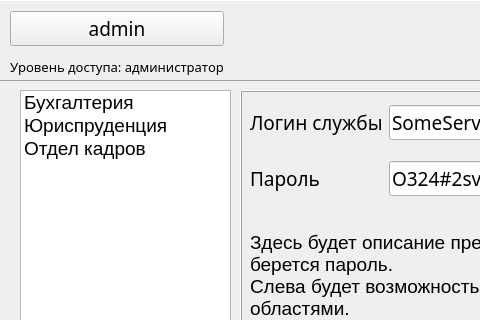
Fxsh-pro/university_project, file university_project_client/mainwindow.ui: the form before one commit; both pictures show x 0 to 480 and y 0 to 320 of the 800 by 600 pixel window.
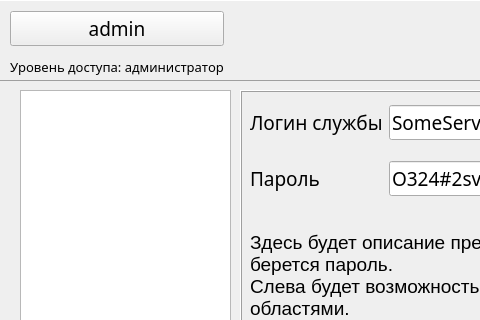
The form after the commit.

```diff
--- a/university_project_client/mainwindow.ui
+++ b/university_project_client/mainwindow.ui
@@ -126,21 +126,6 @@
       <pointsize>14</pointsize>
      </font>
     </property>
-    <item>
-     <property name="text">
-      <string>Бухгалтерия</string>
-     </property>
-    </item>
-    <item>
-     <property name="text">
-      <string>Юриспруденция</string>
-     </property>
-    </item>
-    <item>
-     <property name="text">
-      <string>Отдел кадров</string>
-     </property>
-    </item>
    </widget>
    <widget class="QFrame" name="frame_2">
     <property name="geometry">
```
Left out of the diff: 14 changed lines with no effect on the pictures.
